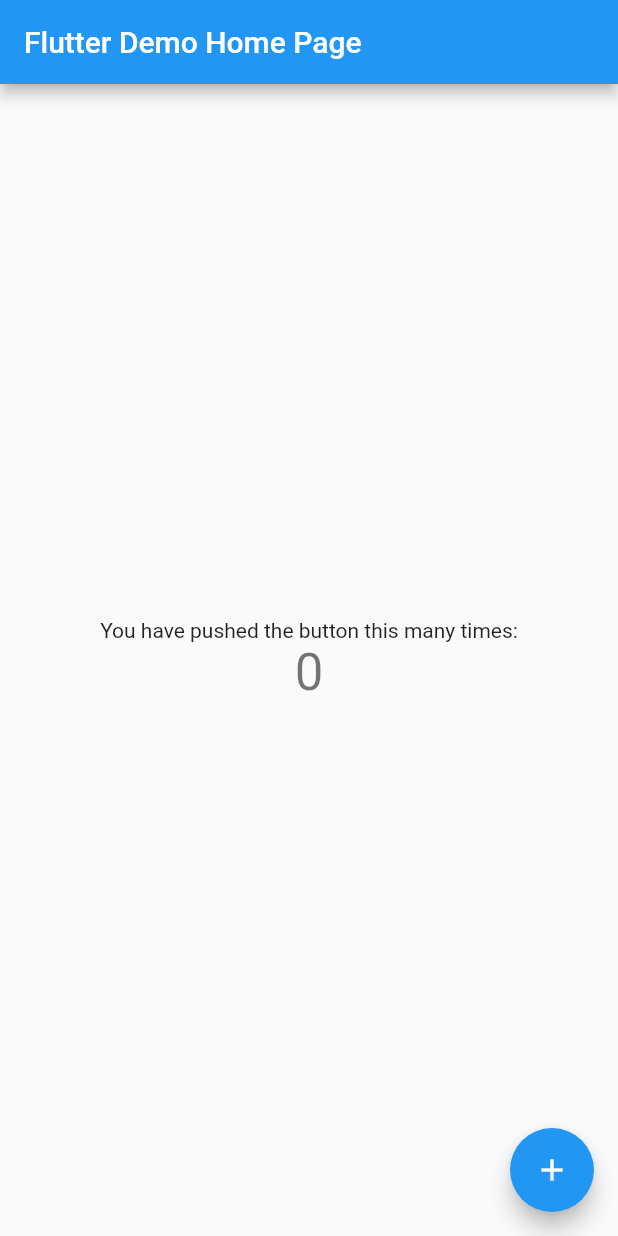
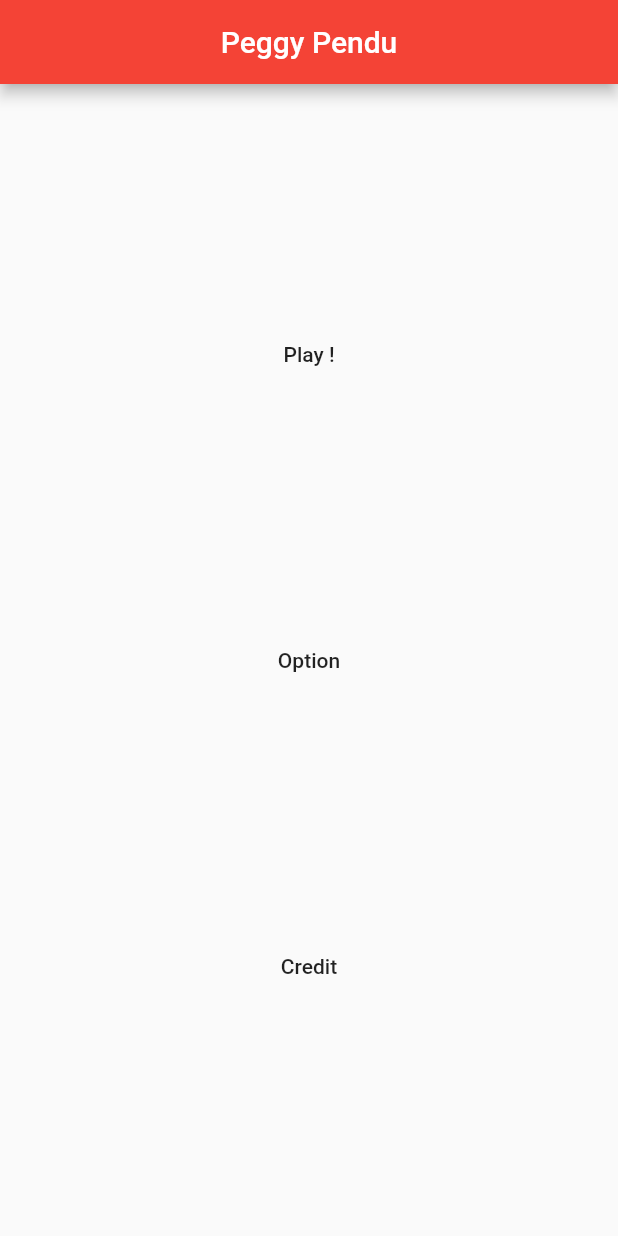
Before and after one commit to Bechet/peggy_pendu, a Flutter app: the screen it shows after launch, on a phone screen of 412 x 824 dp. Run offline on Flutter 3.47's test engine with Material 2 defaults, Android fonts, the phone set to English and light mode, and no system bars.

Commit message:
Adding main screens, not playable yet ='(... just testing around :)

```diff
--- /dev/null
+++ b/lib/beans/levelBean.dart
@@ -0,0 +1,6 @@
+class LevelBean {
+  String level;
+  String description;
+
+  LevelBean({this.level, this.description});
+}
--- a/lib/main.dart
+++ b/lib/main.dart
@@ -1,117 +1,32 @@
 import 'package:flutter/material.dart';
+import 'package:peggy_pendu/screens/credit.dart';
+import 'package:peggy_pendu/screens/home.dart';
+import 'package:peggy_pendu/screens/listlevel.dart';
+import 'package:peggy_pendu/screens/listword.dart';
+import 'package:peggy_pendu/screens/option.dart';
+import 'package:peggy_pendu/utils/Constant.dart';
 
 void main() {
-  runApp(MyApp());
+  runApp(MainWidget());
 }
 
-class MyApp extends StatelessWidget {
-  // This widget is the root of your application.
+class MainWidget extends StatefulWidget {
+  @override
+  _MainWidgetState createState() => _MainWidgetState();
+}
+
+class _MainWidgetState extends State<MainWidget> {
   @override
   Widget build(BuildContext context) {
     return MaterialApp(
-      title: 'Flutter Demo',
-      theme: ThemeData(
-        // This is the theme of your application.
-        //
-        // Try running your application with "flutter run". You'll see the
-        // application has a blue toolbar. Then, without quitting the app, try
-        // changing the primarySwatch below to Colors.green and then invoke
-        // "hot reload" (press "r" in the console where you ran "flutter run",
-        // or simply save your changes to "hot reload" in a Flutter IDE).
-        // Notice that the counter didn't reset back to zero; the application
-        // is not restarted.
-        primarySwatch: Colors.blue,
-        // This makes the visual density adapt to the platform that you run
-        // the app on. For desktop platforms, the controls will be smaller and
-        // closer together (more dense) than on mobile platforms.
-        visualDensity: VisualDensity.adaptivePlatformDensity,
-      ),
-      home: MyHomePage(title: 'Flutter Demo Home Page'),
+      initialRoute: '/home',
+      routes: {
+        Constant.pathHomeScreen: (context) => Home(),
+        Constant.pathListLevelScreen: (context) => ListLevel(),
+        Constant.pathOptionScreen: (context) => Option(),
+        Constant.pathCreditScreen: (context) => Credit(),
+        Constant.pathListWordScreen: (context) => ListWord(),
+      },
     );
   }
 }
-
-class MyHomePage extends StatefulWidget {
-  MyHomePage({Key key, this.title}) : super(key: key);
-
-  // This widget is the home page of your application. It is stateful, meaning
-  // that it has a State object (defined below) that contains fields that affect
-  // how it looks.
-
-  // This class is the configuration for the state. It holds the values (in this
-  // case the title) provided by the parent (in this case the App widget) and
-  // used by the build method of the State. Fields in a Widget subclass are
-  // always marked "final".
-
-  final String title;
-
-  @override
-  _MyHomePageState createState() => _MyHomePageState();
-}
-
-class _MyHomePageState extends State<MyHomePage> {
-  int _counter = 0;
-
-  void _incrementCounter() {
-    setState(() {
-      // This call to setState tells the Flutter framework that something has
-      // changed in this State, which causes it to rerun the build method below
-      // so that the display can reflect the updated values. If we changed
-      // _counter without calling setState(), then the build method would not be
-      // called again, and so nothing would appear to happen.
-      _counter++;
-    });
-  }
-
-  @override
-  Widget build(BuildContext context) {
-    // This method is rerun every time setState is called, for instance as done
-    // by the _incrementCounter method above.
-    //
-    // The Flutter framework has been optimized to make rerunning build methods
-    // fast, so that you can just rebuild anything that needs updating rather
-    // than having to individually change instances of widgets.
-    return Scaffold(
-      appBar: AppBar(
-        // Here we take the value from the MyHomePage object that was created by
-        // the App.build method, and use it to set our appbar title.
-        title: Text(widget.title),
-      ),
-      body: Center(
-        // Center is a layout widget. It takes a single child and positions it
-        // in the middle of the parent.
-        child: Column(
-          // Column is also a layout widget. It takes a list of children and
-          // arranges them vertically. By default, it sizes itself to fit its
-          // children horizontally, and tries to be as tall as its parent.
-          //
-          // Invoke "debug painting" (press "p" in the console, choose the
-          // "Toggle Debug Paint" action from the Flutter Inspector in Android
-          // Studio, or the "Toggle Debug Paint" command in Visual Studio Code)
-          // to see the wireframe for each widget.
-          //
-          // Column has various properties to control how it sizes itself and
-          // how it positions its children. Here we use mainAxisAlignment to
-          // center the children vertically; the main axis here is the vertical
-          // axis because Columns are vertical (the cross axis would be
-          // horizontal).
-          mainAxisAlignment: MainAxisAlignment.center,
-          children: <Widget>[
-            Text(
-              'You have pushed the button this many times:',
-            ),
-            Text(
-              '$_counter',
-              style: Theme.of(context).textTheme.headline4,
-            ),
-          ],
-        ),
-      ),
-      floatingActionButton: FloatingActionButton(
-        onPressed: _incrementCounter,
-        tooltip: 'Increment',
-        child: Icon(Icons.add),
-      ), // This trailing comma makes auto-formatting nicer for build methods.
-    );
-  }
-}
--- /dev/null
+++ b/lib/screens/credit.dart
@@ -0,0 +1,17 @@
+import 'package:flutter/material.dart';
+import 'package:peggy_pendu/utils/Constant.dart';
+
+class Credit extends StatelessWidget {
+  @override
+  Widget build(BuildContext context) {
+    return Scaffold(
+      appBar: AppBar(
+        title: Text("Credit"),
+      ),
+      body:
+      Center(
+        child: Text(Constant.comingSoon),
+      ),
+    );
+  }
+}
--- /dev/null
+++ b/lib/screens/home.dart
@@ -0,0 +1,51 @@
+
+import 'package:flutter/material.dart';
+import 'package:peggy_pendu/utils/Constant.dart';
+
+class Home extends StatelessWidget {
+  @override
+  Widget build(BuildContext context) {
+    return Scaffold(
+      appBar: AppBar(
+        title: Text("Peggy Pendu"),
+        centerTitle: true,
+        backgroundColor: Colors.red,
+      ),
+      body:
+      Center(
+        child: Column(
+          mainAxisAlignment: MainAxisAlignment.spaceEvenly,
+          children: <Widget>[
+            Container(
+              child: MaterialButton(
+                child: Text("Play !"),
+                onPressed: (() {
+                  print("play button pressed...");
+                  Navigator.pushNamed(context, Constant.pathListLevelScreen);
+                }),
+              ),
+            ),
+            Container(
+              child: MaterialButton(
+                child: Text("Option"),
+                onPressed: (() {
+                  print("Option button pressed...");
+                  Navigator.pushNamed(context, Constant.pathOptionScreen);
+                }),
+              ),
+            ),
+            Container(
+              child: MaterialButton(
+                child: Text("Credit"),
+                onPressed: (() {
+                  print("Credit button pressed...");
+                  Navigator.pushNamed(context, Constant.pathCreditScreen);
+                }),
+              ),
+            ),
+          ],
+        ),
+      ),
+    );
+  }
+}
--- /dev/null
+++ b/lib/utils/Constant.dart
@@ -0,0 +1,22 @@
+import 'package:peggy_pendu/beans/levelBean.dart';
+
+class Constant {
+  static const pathListLevelScreen='/listLevel';
+  static const pathHomeScreen='/home';
+  static const pathOptionScreen='/option';
+  static const pathCreditScreen='/credit';
+  static const pathListWordScreen='/listWord';
+
+  static const comingSoon="Coming Soon :)";
+
+  static const RANDOM="Random";
+
+  static const UNDERSCORE = "_";
+  static const SPACE=" ";
+  static const APOSTROPHE="'";
+
+  static const List<String> LIST_DEFAULT_CHARACTER_EXCEPTION = [Constant.APOSTROPHE, Constant.SPACE];
+  static const List<String> LIST_DEFAULT_WORD_EXCEPTION = [Constant.RANDOM];
+
+
+}
```
Also changed, not shown: lib/beans/penduBean.dart (added, +10 -0 lines), lib/screens/listlevel.dart (added, +40 -0 lines), lib/screens/listword.dart (added, +65 -0 lines), lib/screens/option.dart (added, +17 -0 lines), lib/utils/StringUtils.dart (added, +27 -0 lines), lib/utils/randomUtils.dart (added, +10 -0 lines), 1 other file.
